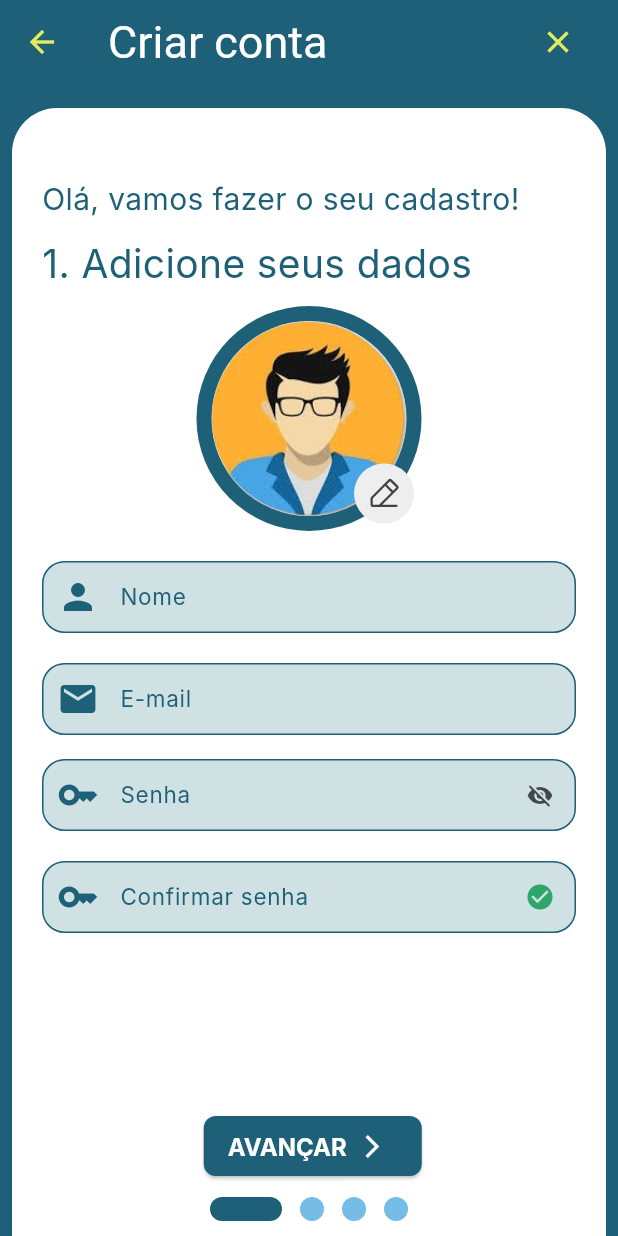
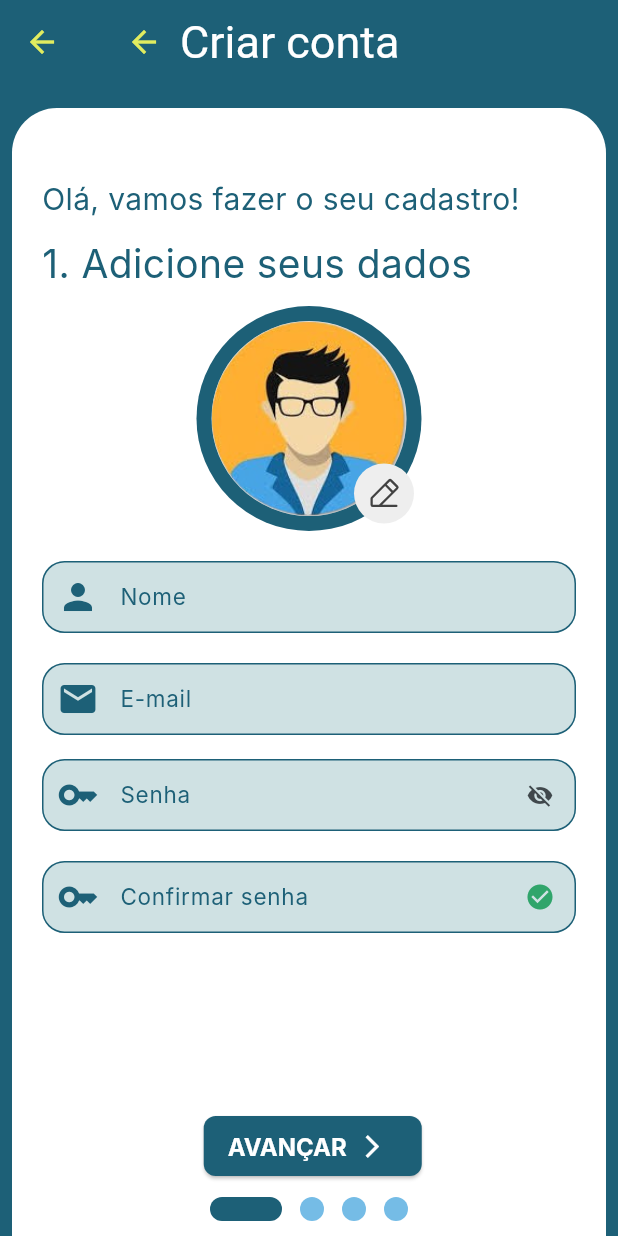
Before and after one commit to luizzlcs/seven_manager7, a Flutter app: the RegisterPage screen opened by its route, on a phone screen of 412 x 824 dp. Run offline on Flutter 3.47's test engine with Material 3 defaults, Android fonts, the phone set to English and light mode, and no system bars; drawn by our look-alikes of smooth_page_indicator; our stand-ins replace bordered_text, brasil_fields, cloud_firestore, dio, firebase_auth, firebase_core and 6 more; missing offline and left inert: firebase_app_check, validatorless; accounts and stored records are empty; generated files the repository leaves out were written again; Roboto replaces fonts that are missing (Inter).

Commit message:
Modificado botão closse para uma arrow e feito o reposicionado.

```diff
--- a/lib/src/pages/auth/register/register_page.dart
+++ b/lib/src/pages/auth/register/register_page.dart
@@ -93,9 +93,8 @@ class _RegisterPageState extends State<RegisterPage> with Loader {
       child: Scaffold(
         appBar: AppBar(
             title: Row(
-          mainAxisAlignment: MainAxisAlignment.spaceBetween,
+          mainAxisAlignment: MainAxisAlignment.start,
           children: [
-            const Text('Criar conta'),
             IconButton(
                 onPressed: () {
                   showPresentDialog(
@@ -111,7 +110,8 @@ class _RegisterPageState extends State<RegisterPage> with Loader {
                     },
                   );
                 },
-                icon: const Icon(Icons.close)),
+                icon: const Icon(Icons.arrow_back)),
+            const Text('Criar conta'),
           ],
         )),
         body: Column(
```
